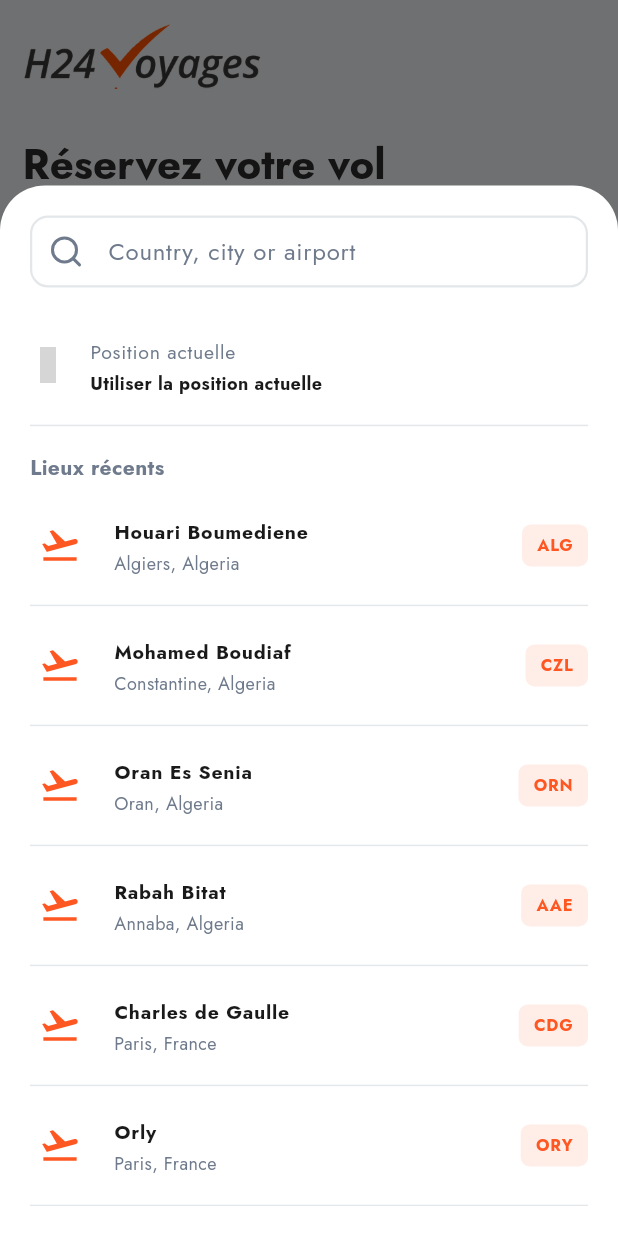
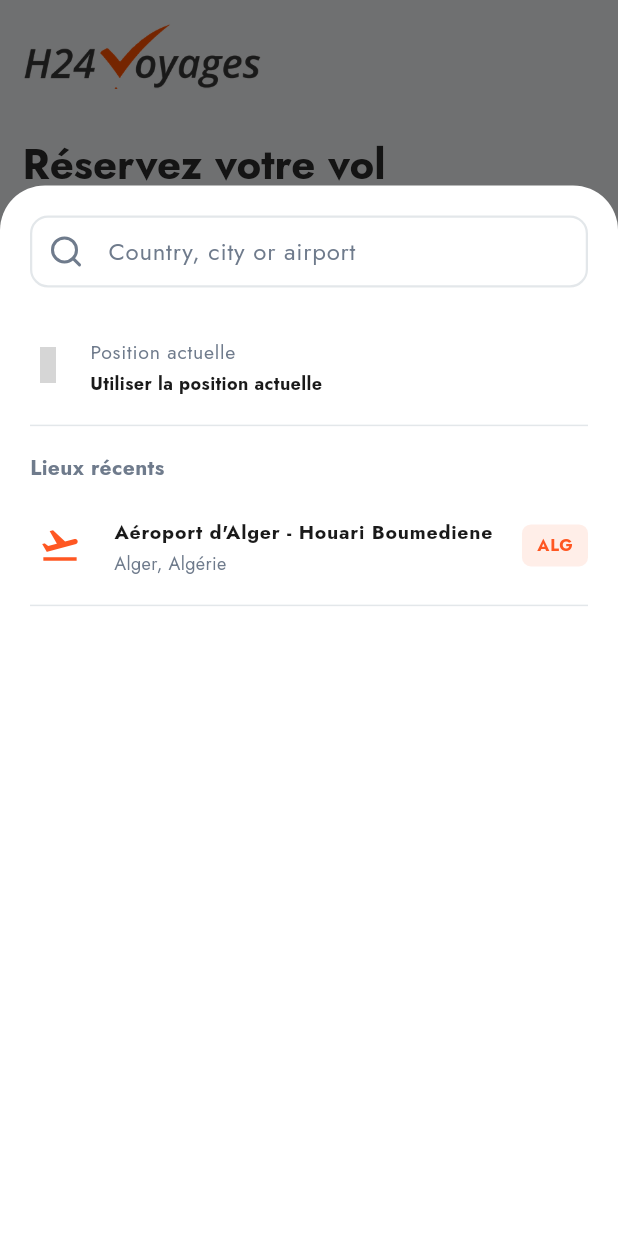
Before and after one commit to moutiasaad/H24voyage, a Flutter app: the HomeScreen screen opened directly, after a tap on "(ALG)", on a phone screen of 412 x 824 dp. Run offline on Flutter 3.47's test engine with Material 3 defaults, Android fonts, the phone set to English and light mode, and no system bars; drawn by our look-alikes of nb_utils; our stand-ins replace community_material_icon, country_code_picker, flutter_credit_card, flutter_feather_icons, flutter_iconly, font_awesome_flutter and 8 more; missing offline and left inert: flag; accounts and stored records are empty; statements that could not run were skipped; grey boxes are pictures that could not be loaded.

```diff
--- a/lib/Model/Airport.dart
+++ b/lib/Model/Airport.dart
@@ -1,35 +1,34 @@
 class Airport {
-  final String name;
-  final String city;
-  final String code;
+  final String airportName;
+  final String country;
+  final String cityName;
+  final String iataCode;
+  final String countryCode;
 
   Airport({
-    required this.name,
-    required this.city,
-    required this.code,
+    required this.airportName,
+    required this.country,
+    required this.cityName,
+    required this.iataCode,
+    required this.countryCode,
   });
+
   factory Airport.fromJson(Map<String, dynamic> json) {
     return Airport(
-      name: json['name'],
-      city: json['city'],
-      code: json['code'],
+      airportName: json['airport_name'] ?? '',
+      country: json['country'] ?? '',
+      cityName: json['city_name'] ?? '',
+      iataCode: json['iata_code'] ?? '',
+      countryCode: json['country_code'] ?? '',
     );
   }
+
+  // For backward compatibility
+  String get name => airportName;
+  String get city => cityName;
+  String get code => iataCode;
 }
 
 final List<Airport> airports = [
-  Airport(name: "Houari Boumediene", city: "Algiers, Algeria", code: "ALG"),
-  Airport(name: "Mohamed Boudiaf", city: "Constantine, Algeria", code: "CZL"),
-  Airport(name: "Oran Es Senia", city: "Oran, Algeria", code: "ORN"),
-  Airport(name: "Rabah Bitat", city: "Annaba, Algeria", code: "AAE"),
-  Airport(name: "Charles de Gaulle", city: "Paris, France", code: "CDG"),
-  Airport(name: "Orly", city: "Paris, France", code: "ORY"),
-  Airport(name: "Istanbul Airport", city: "Istanbul, Turkey", code: "IST"),
-  Airport(name: "Antalya", city: "Antalya, Turkey", code: "AYT"),
-  Airport(name: "Cairo International", city: "Cairo, Egypt", code: "CAI"),
-  Airport(name: "Sharm El Sheikh", city: "Sharm El Sheikh, Egypt", code: "SSH"),
-  Airport(name: "Dubai International", city: "Dubai, UAE", code: "DXB"),
-  Airport(name: "Barcelona", city: "Barcelona, Spain", code: "BCN"),
-  Airport(name: "Madrid", city: "Madrid, Spain", code: "MAD"),
-  Airport(name: "Tunis-Carthage", city: "Tunis, Tunisia", code: "TUN"),
+  Airport(airportName: "Aéroport d'Alger - Houari Boumediene", cityName: "Alger", iataCode: "ALG", country: "Algérie", countryCode: "DZ"),
 ];
--- a/lib/screen/widgets/SearchBottomSheet.dart
+++ b/lib/screen/widgets/SearchBottomSheet.dart
@@ -1,16 +1,48 @@
 import 'package:flight_booking/Model/Airport.dart';
 import 'package:flight_booking/screen/widgets/constant.dart';
+import 'package:flight_booking/controllers/airport_controller.dart';
 import 'package:flutter/material.dart';
 import 'package:nb_utils/nb_utils.dart';
 import 'package:flutter_feather_icons/flutter_feather_icons.dart';
 import 'package:flutter_iconly/flutter_iconly.dart';
 import '../../generated/l10n.dart' as lang;
 
-class SearchBottomSheet extends StatelessWidget {
+class SearchBottomSheet extends StatefulWidget {
   const SearchBottomSheet({Key? key}) : super(key: key);
 
   @override
+  State<SearchBottomSheet> createState() => _SearchBottomSheetState();
+}
+
+class _SearchBottomSheetState extends State<SearchBottomSheet> {
+  final AirportController _controller = AirportController();
+  final TextEditingController _textController = TextEditingController();
+
+  @override
+  void initState() {
+    super.initState();
+    _controller.addListener(_onControllerUpdate);
+  }
+
+  void _onControllerUpdate() {
+    if (mounted) setState(() {});
+  }
+
+  @override
+  void dispose() {
+    _controller.removeListener(_onControllerUpdate);
+    _controller.dispose();
+    _textController.dispose();
+    super.dispose();
+  }
+
+  @override
   Widget build(BuildContext context) {
+    // Show API suggestions when searching, otherwise show default airports
+    final displayAirports = _controller.hasSearchQuery
+        ? _controller.suggestions
+        : airports;
+
     return Container(
       height: context.height() * 0.85,
       padding: const EdgeInsets.all(20.0),
@@ -26,11 +58,15 @@ class SearchBottomSheet extends StatelessWidget {
         child: Column(
           crossAxisAlignment: CrossAxisAlignment.start,
           children: [
-            // 🔍 Search input
+            // Search input
             TextFormField(
-              showCursor: false,
+              controller: _textController,
+              showCursor: true,
               keyboardType: TextInputType.name,
               cursorColor: kTitleColor,
+              onChanged: (value) {
+                _controller.searchAirports(value);
+              },
               decoration: kInputDecoration.copyWith(
                 contentPadding: const EdgeInsets.only(left: 10, right: 10),
                 hintText: 'Country, city or airport',
@@ -40,11 +76,20 @@ class SearchBottomSheet extends StatelessWidget {
                   FeatherIcons.search,
                   color: kSubTitleColor,
                 ),
+                suffixIcon: _controller.hasSearchQuery
+                    ? IconButton(
+                        icon: Icon(Icons.clear, color: kSubTitleColor),
+                        onPressed: () {
+                          _textController.clear();
+                          _controller.clear();
+                        },
+                      )
+                    : null,
               ),
             ),
             const SizedBox(height: 20.0),
 
-            // 📍 Current location
+            // Current location
             ListTile(
               dense: true,
               contentPadding: EdgeInsets.zero,
@@ -63,27 +108,26 @@ class SearchBottomSheet extends StatelessWidget {
 
             const SizedBox(height: 10.0),
             Text(
-              lang.S.of(context).recentPlaceTitle,
+              _controller.hasSearchQuery
+                  ? lang.S.of(context).recentPlaceTitle
+                  : lang.S.of(context).recentPlaceTitle,
               style: kTextStyle.copyWith(
                   color: kSubTitleColor, fontWeight: FontWeight.bold),
             ),
             const SizedBox(height: 10.0),
 
-            // 🗺 Recent places
-            // 🗺 Airports list
+            // Airports list
             ListView.builder(
               shrinkWrap: true,
               physics: const NeverScrollableScrollPhysics(),
-              itemCount: airports.length,
+              itemCount: displayAirports.length,
               itemBuilder: (_, i) {
-                final airport = airports[i];
+                final airport = displayAirports[i];
                 return Column(
                   children: [
                     ListTile(
                       dense: true,
                       contentPadding: EdgeInsets.zero,
-
-                      // 🔹 Leading icon NOT in a circle anymore
                       leading: SizedBox(
                         width: 40,
                         height: 40,
@@ -93,7 +137,6 @@ class SearchBottomSheet extends StatelessWidget {
                           size: 28,
                         ),
                       ),
-
                       title: Text(
                         airport.name,
                         style: kTextStyle.copyWith(
@@ -102,12 +145,11 @@ class SearchBottomSheet extends StatelessWidget {
                         ),
                       ),
                       subtitle: Text(
-                        airport.city,
+                        '${airport.city}, ${airport.country}',
                         maxLines: 1,
                         overflow: TextOverflow.ellipsis,
                         style: kTextStyle.copyWith(color: kSubTitleColor),
                       ),
-
                       trailing: Container(
                         padding: const EdgeInsets.symmetric(horizontal: 10, vertical: 6),
                         decoration: BoxDecoration(
@@ -122,9 +164,8 @@ class SearchBottomSheet extends StatelessWidget {
                           ),
                         ),
                       ),
-
                       onTap: () {
-                        Navigator.pop(context, airport); // ✅ return selected airport
+                        Navigator.pop(context, airport);
                       },
                     ),
                     const Divider(thickness: 1.0, color: kBorderColorTextField),
@@ -132,7 +173,6 @@ class SearchBottomSheet extends StatelessWidget {
                 );
               },
             ),
-
           ],
         ),
       ),
--- a/pubspec.yaml
+++ b/pubspec.yaml
@@ -59,6 +59,7 @@ dependencies:
   flag: ^7.0.0
   intl_utils: ^2.8.7
   shared_preferences: ^2.2.2
+  http: ^1.1.0
 dev_dependencies:
   flutter_test:
     sdk: flutter
```
Also changed, not shown: assets/data/airports.json (+7 -74 lines), pubspec.lock.
